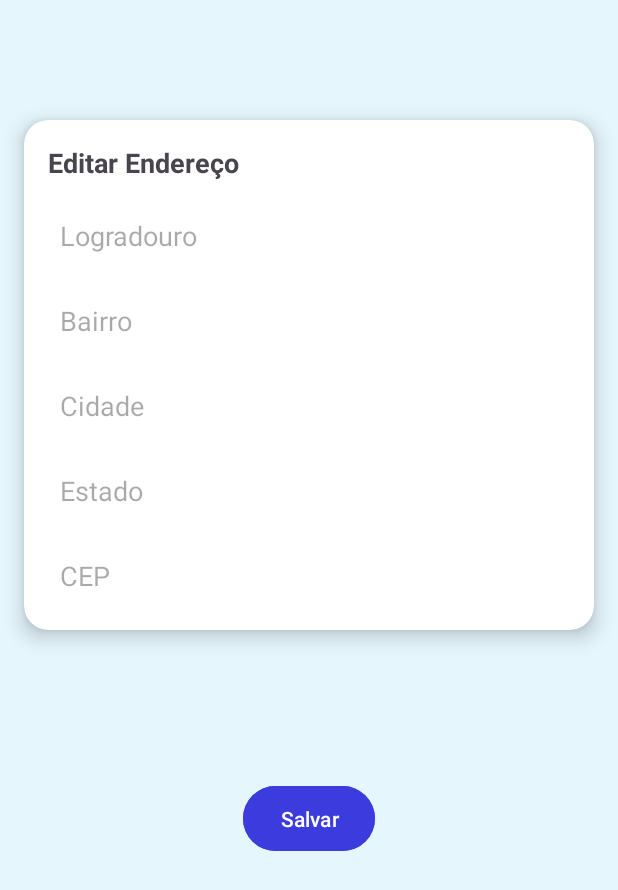
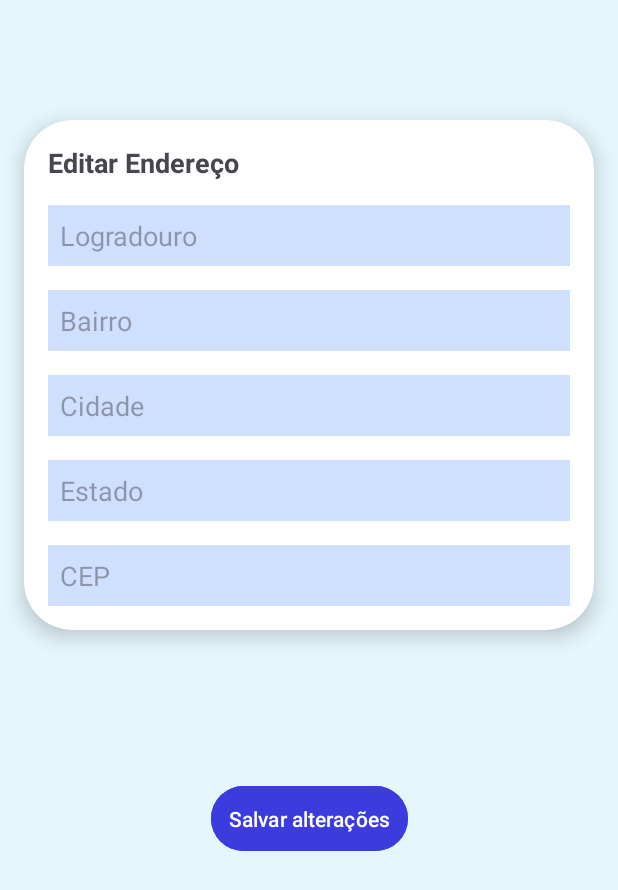
Before and after one commit to VVPCode/APP-Mobile-ViaCep, an Android app: the EditarEnderecoActivity screen opened directly, with no data from a screen before it, on a phone screen of 412 x 824 dp. Shown: the top 890 px of the screen. Run offline under Robolectric (Android 15) with nearby library versions, the light colour scheme and no system bars; 1 statement that could not run was skipped.

Commit message:
Nome do app alterado. Mudanças no layout e aparência do app.

```diff
--- a/app/src/main/res/layout/activity_editar_endereco.xml
+++ b/app/src/main/res/layout/activity_editar_endereco.xml
@@ -16,7 +16,7 @@
         android:layout_marginStart="16dp"
         android:layout_marginEnd="16dp"
         app:cardElevation="8dp"
-        app:cardCornerRadius="16dp"
+        app:cardCornerRadius="32sp"
         app:layout_constraintTop_toTopOf="parent"
         app:layout_constraintStart_toStartOf="parent"
         app:layout_constraintEnd_toEndOf="parent">
@@ -43,6 +43,7 @@
                 android:layout_width="match_parent"
                 android:layout_height="wrap_content"
                 android:hint="Logradouro"
+                android:backgroundTint="#3F3C7EFB"
                 android:inputType="text"
                 android:padding="8dp"
                 android:background="@android:color/white"/>
@@ -53,6 +54,7 @@
                 android:layout_width="match_parent"
                 android:layout_height="wrap_content"
                 android:hint="Bairro"
+                android:backgroundTint="#3F3C7EFB"
                 android:inputType="text"
                 android:layout_marginTop="16dp"
                 android:padding="8dp"
@@ -64,6 +66,7 @@
                 android:layout_width="match_parent"
                 android:layout_height="wrap_content"
                 android:hint="Cidade"
+                android:backgroundTint="#3F3C7EFB"
                 android:inputType="text"
                 android:layout_marginTop="16dp"
                 android:padding="8dp"
@@ -76,6 +79,7 @@
                 android:layout_height="wrap_content"
                 android:hint="Estado"
                 android:inputType="text"
+                android:backgroundTint="#3F3C7EFB"
                 android:layout_marginTop="16dp"
                 android:padding="8dp"
                 android:background="@android:color/white"/>
@@ -88,6 +92,7 @@
                 android:hint="CEP"
                 android:inputType="textPostalAddress"
                 android:layout_marginTop="16dp"
+                android:backgroundTint="#3F3C7EFB"
                 android:padding="8dp"
                 android:background="@android:color/white"/>
 
@@ -99,7 +104,7 @@
         android:id="@+id/btnSalvar"
         android:layout_width="wrap_content"
         android:layout_height="wrap_content"
-        android:text="Salvar"
+        android:text="Salvar alterações"
         android:backgroundTint="#3B3BDE"
         android:textColor="#FFFFFF"
         android:layout_marginTop="100sp"
--- a/app/src/main/res/layout/activity_main.xml
+++ b/app/src/main/res/layout/activity_main.xml
@@ -32,7 +32,7 @@
                         android:layout_width="match_parent"
                         android:layout_height="wrap_content"
                         app:cardElevation="8dp"
-                        app:cardCornerRadius="16dp"
+                        app:cardCornerRadius="32dp"
                         android:layout_marginBottom="32dp">
 
                         <LinearLayout
--- a/app/src/main/res/layout/activity_result.xml
+++ b/app/src/main/res/layout/activity_result.xml
@@ -22,7 +22,7 @@
     <androidx.cardview.widget.CardView
         android:layout_width="match_parent"
         android:layout_height="wrap_content"
-        card_view:cardCornerRadius="16dp"
+        card_view:cardCornerRadius="32dp"
         card_view:cardElevation="8dp"
         android:layout_marginTop="80sp"
         android:backgroundTint="#FFFFFF"
--- a/app/src/main/res/values/strings.xml
+++ b/app/src/main/res/values/strings.xml
@@ -1,3 +1,3 @@
 <resources>
-    <string name="app_name">Cep</string>
+    <string name="app_name">ViaCep</string>
 </resources>
```
